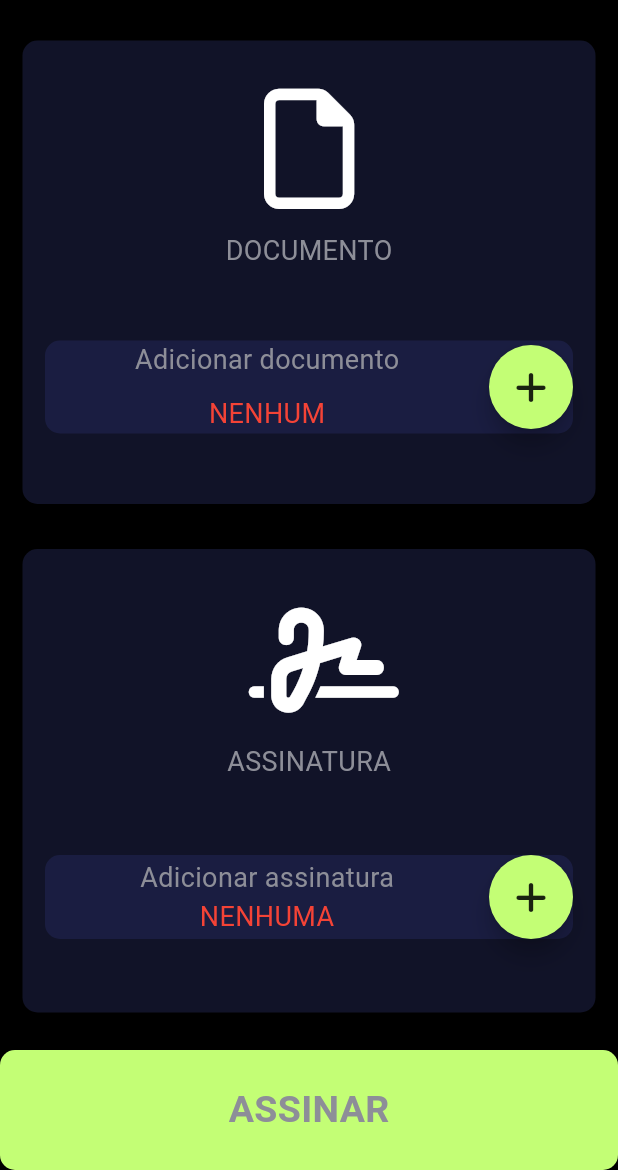
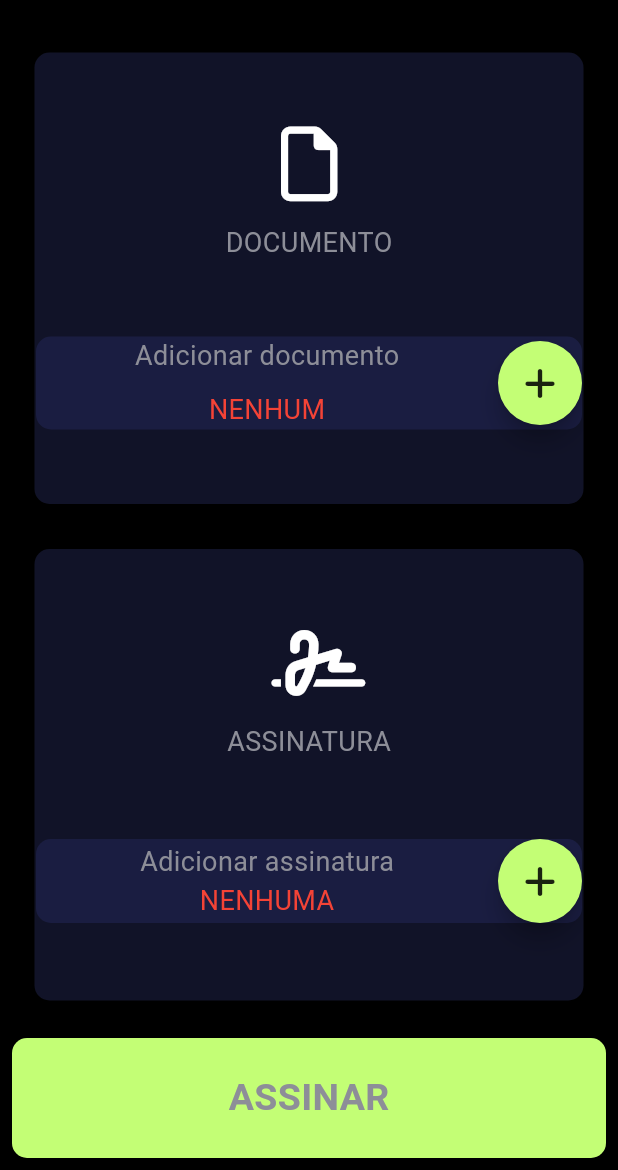
Before and after one commit to jvalsesia/digital_signer, a Flutter app: the screen it shows after launch, on a phone screen of 412 x 824 dp, the part 66-1236 px from its top. Run offline on Flutter 3.47's test engine with Material 3 defaults, Android fonts, the phone set to English and light mode, and no system bars; our stand-ins replace dio, file_picker, font_awesome_flutter, jwt_decoder, logger, shared_preferences; missing offline and left inert: syncfusion_flutter_pdfviewer.

Commit message:
listing files ok

```diff
--- a/lib/screens/input_screen.dart
+++ b/lib/screens/input_screen.dart
@@ -3,6 +3,7 @@ import 'dart:io';
 import 'package:digital_signer/handlers/file_handler.dart';
 import 'package:digital_signer/handlers/rest_handler.dart';
 import 'package:digital_signer/handlers/token_handler.dart';
+import 'package:digital_signer/screens/files_screen.dart';
 import 'package:digital_signer/screens/result_screen.dart';
 import 'package:digital_signer/utils/constants.dart';
 import 'package:digital_signer/utils/icon_content.dart';
@@ -157,7 +158,9 @@ class _InputScreenState extends State<InputScreen> {
       appBar: AppBar(
         title: const Text('ASSINATURA', style: kLargeButtonTextStyle),
       ),
-      body: Column(
+      body: Padding(
+        padding: const EdgeInsets.all(8.0),
+        child: Column(
           mainAxisAlignment: MainAxisAlignment.spaceEvenly,
           children: [
             Expanded(
@@ -174,11 +177,12 @@ class _InputScreenState extends State<InputScreen> {
                             widgetIcon: FontAwesomeIcons.file,
                             label: "DOCUMENTO",
                             foregroundContainerColor: kForegroundContainerColor,
+                            iconSize: 50.0,
                           ),
                           Column(
                             children: [
                               Container(
-                              margin: const EdgeInsets.all(15.0),
+                                margin: const EdgeInsets.all(1.0),
                                 decoration: BoxDecoration(
                                   color: kButtonContainerColor,
                                   borderRadius: BorderRadius.circular(10.0),
@@ -211,13 +215,20 @@ class _InputScreenState extends State<InputScreen> {
                                     RoundIconButton(
                                       icon: FontAwesomeIcons.plus,
                                       onPressed: () {
-                                      setState(() {
-                                        if (kIsWeb) {
-                                          setFileBytes(FileType.any);
-                                        } else {
-                                          setDocumentPath(FileType.any);
-                                        }
-                                      });
+                                        // setState(() {
+                                        //   if (kIsWeb) {
+                                        //     setFileBytes(FileType.any);
+                                        //   } else {
+                                        //     setDocumentPath(FileType.any);
+                                        //   }
+                                        // });
+                                        Navigator.push(
+                                          context,
+                                          MaterialPageRoute(
+                                            builder: (context) =>
+                                                const FilesScreen(),
+                                          ),
+                                        );
                                       },
                                     ),
                                   ],
@@ -249,12 +260,13 @@ class _InputScreenState extends State<InputScreen> {
                             widgetIcon: FontAwesomeIcons.signature,
                             label: "ASSINATURA",
                             foregroundContainerColor: kForegroundContainerColor,
+                            iconSize: 50.0,
                           ),
                           Column(
                             mainAxisAlignment: MainAxisAlignment.spaceEvenly,
                             children: [
                               Container(
-                              margin: const EdgeInsets.all(15.0),
+                                margin: const EdgeInsets.all(1.0),
                                 decoration: BoxDecoration(
                                   color: kButtonContainerColor,
                                   borderRadius: BorderRadius.circular(10.0),
@@ -271,7 +283,9 @@ class _InputScreenState extends State<InputScreen> {
                                             style: kLabelTextStyle,
                                           ),
                                           Text(
-                                          isSignatureLoaded ? "Ok" : "NENHUMA",
+                                            isSignatureLoaded
+                                                ? "Ok"
+                                                : "NENHUMA",
                                             style: isSignatureLoaded
                                                 ? kLabelTextStyleOk
                                                 : kLabelTextStyleNotOk,
@@ -343,6 +357,7 @@ class _InputScreenState extends State<InputScreen> {
             )
           ],
         ),
+      ),
     );
   }
 }
--- a/lib/screens/result_screen.dart
+++ b/lib/screens/result_screen.dart
@@ -19,7 +19,9 @@ class ResultScreen extends StatelessWidget {
       appBar: AppBar(
         title: const Text('ASSINATURA', style: kLargeButtonTextStyle),
       ),
-      body: Column(
+      body: Padding(
+        padding: const EdgeInsets.all(8.0),
+        child: Column(
           children: [
             Expanded(
                 child: kIsWeb
@@ -54,6 +56,7 @@ class ResultScreen extends StatelessWidget {
             )
           ],
         ),
+      ),
     );
   }
 }
--- a/lib/utils/icon_content.dart
+++ b/lib/utils/icon_content.dart
@@ -5,13 +5,15 @@ class IconContent extends StatelessWidget {
   final IconData widgetIcon;
   final String label;
   final Color foregroundContainerColor;
+  final double iconSize;
 
   const IconContent({
-    Key? key,
+    super.key,
     required this.widgetIcon,
     required this.foregroundContainerColor,
     required this.label,
-  }) : super(key: key);
+    required this.iconSize,
+  });
 
   @override
   Widget build(BuildContext context) {
@@ -20,11 +22,11 @@ class IconContent extends StatelessWidget {
       children: [
         Icon(
           widgetIcon,
-          size: 80.0,
+          size: iconSize,
           color: foregroundContainerColor,
         ),
-        const SizedBox(
-          height: 15.0,
+        SizedBox(
+          height: label.isEmpty ? 0.0 : 15.0,
         ),
         Text(
           label,
--- a/lib/utils/reusable_card.dart
+++ b/lib/utils/reusable_card.dart
@@ -6,11 +6,10 @@ class ReusableCard extends StatelessWidget {
   final Function onPress;
 
   const ReusableCard(
-      {Key? key,
+      {super.key,
       required this.cardColor,
       required this.cardChild,
-      required this.onPress})
-      : super(key: key);
+      required this.onPress});
 
   @override
   Widget build(BuildContext context) {
```
Also changed, not shown: lib/screens/files_screen.dart (added, +138 -0 lines), 2 other files. Lines whose indentation alone changed are shown as unchanged.
